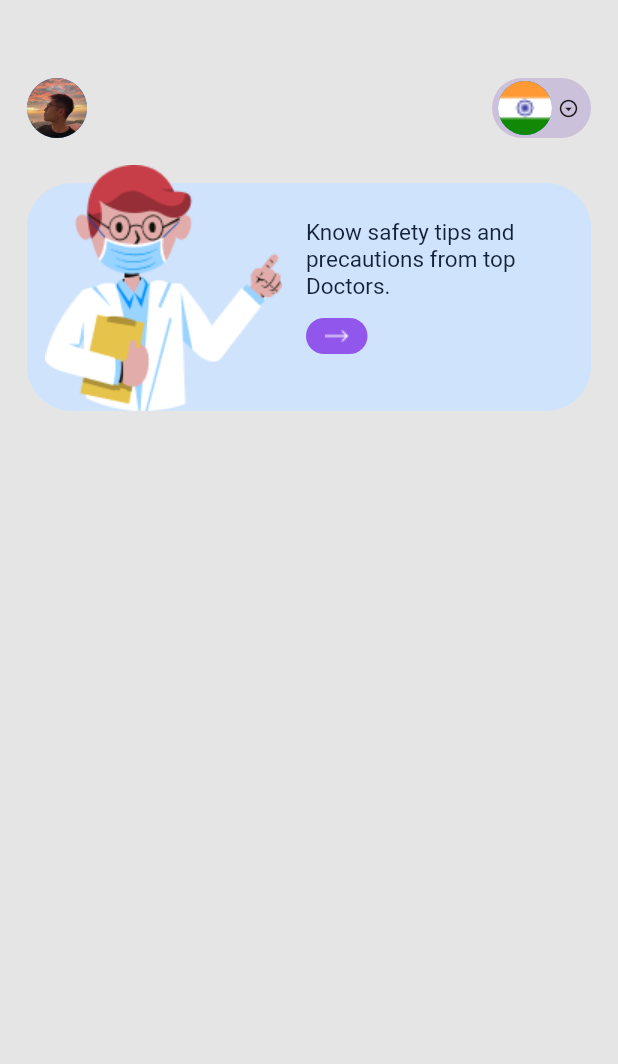
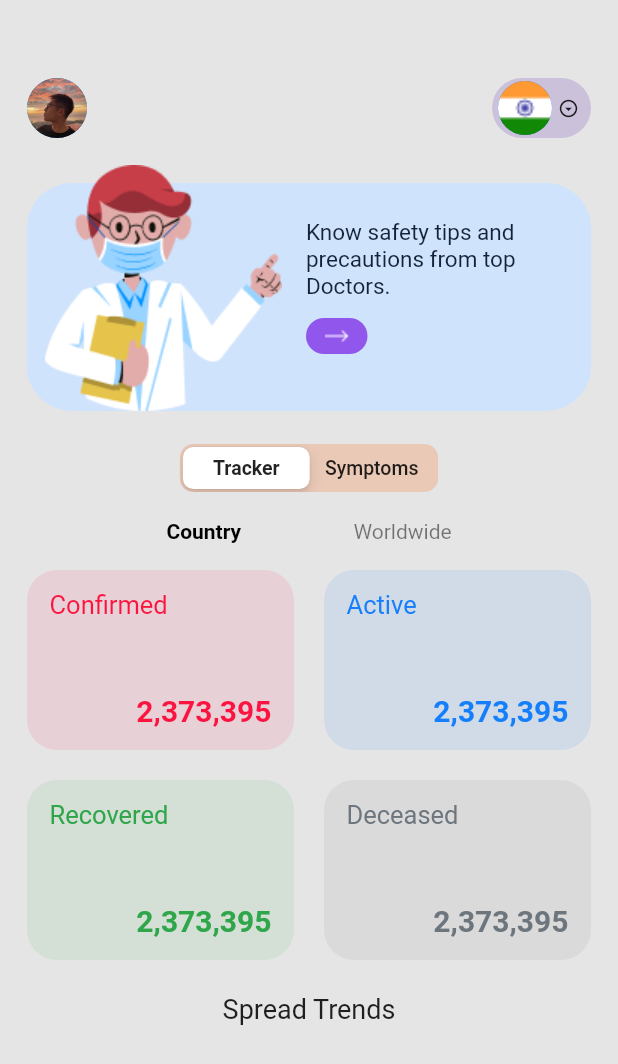
Before and after one commit to hoangatuan/PCCovid_Flutter, a Flutter app: the HomeScreen screen opened directly, on a phone screen of 412 x 824 dp. Shown: the top 1064 px of the screen. Run offline on Flutter 3.47's test engine with Material 2 defaults, Android fonts, the phone set to English and light mode, and no system bars; our stand-ins replace hexcolor.

Commit message:
Create statistic view

```diff
--- a/lib/constants.dart
+++ b/lib/constants.dart
@@ -6,3 +6,8 @@ Color colorE5E5E5 = HexColor("#E5E5E5");
 Color colorCFE3FC = HexColor("#CFE3FC");
 Color color142237 = HexColor("#142237");
 Color color9156EC = HexColor("#9156EC");
+Color colorF49E6F = HexColor("#F49E6F");
+Color colorFC1441 = HexColor("#FC1441");
+Color color157FFB = HexColor("#157FFB");
+Color color30A64A = HexColor("#30A64A");
+Color color6D757D = HexColor("#6D757D");
--- /dev/null
+++ b/lib/screens/home/components/home_main_segment_control.dart
@@ -0,0 +1,33 @@
+import 'package:flutter/cupertino.dart';
+import 'package:flutter/material.dart';
+
+import '../../../constants.dart';
+
+class HomeMainSegment extends StatefulWidget {
+  const HomeMainSegment({Key? key}) : super(key: key);
+
+  @override
+  _HomeMainSegmentState createState() => _HomeMainSegmentState();
+}
+
+class _HomeMainSegmentState extends State<HomeMainSegment> {
+  int value = 0;
+  final Map<int, Widget> myTabs = const <int, Widget>{
+    0: Text("Tracker"),
+    1: Text("Symptoms")
+  };
+
+  @override
+  Widget build(BuildContext context) {
+    return CupertinoSlidingSegmentedControl(
+      onValueChanged: (int? index) {
+        setState(() {
+          value = index!;
+        });
+      },
+      children: myTabs,
+      groupValue: value,
+      backgroundColor: colorF49E6F.withAlpha(100),
+    );
+  }
+}
--- /dev/null
+++ b/lib/screens/home/components/range_selection_view.dart
@@ -0,0 +1,63 @@
+import 'package:flutter/material.dart';
+
+enum TrackerRange { country, worldwide }
+
+class RangeSlectionView extends StatefulWidget {
+  final void Function(TrackerRange) onChangeRange;
+  const RangeSlectionView({Key? key, required this.onChangeRange})
+      : super(key: key);
+
+  @override
+  _RangeSlectionViewState createState() => _RangeSlectionViewState();
+}
+
+class _RangeSlectionViewState extends State<RangeSlectionView> {
+  int selectedIndex = 0;
+  final _selectedTextColor = Colors.black;
+  final _unselectedTextColor = Colors.black.withOpacity(0.5);
+  final _selectedFontWeight = FontWeight.bold;
+  final _unselectedFontWeight = FontWeight.normal;
+
+  @override
+  Widget build(BuildContext context) {
+    return Container(
+      padding: const EdgeInsets.fromLTRB(36, 18, 36, 18),
+      child: Row(
+        children: [
+          const Spacer(),
+          buildRangeView(0, TrackerRange.country),
+          const Spacer(),
+          buildRangeView(1, TrackerRange.worldwide),
+          const Spacer(),
+        ],
+      ),
+    );
+  }
+
+  GestureDetector buildRangeView(int index, TrackerRange range) {
+    bool isSelected = selectedIndex == index;
+    String title = getTitle(range);
+    return GestureDetector(
+      onTap: () {
+        setState(() {
+          selectedIndex = index;
+        });
+        widget.onChangeRange(range);
+      },
+      child: Text(title,
+          style: TextStyle(
+              color: isSelected ? _selectedTextColor : _unselectedTextColor,
+              fontWeight:
+                  isSelected ? _selectedFontWeight : _unselectedFontWeight)),
+    );
+  }
+
+  String getTitle(TrackerRange range) {
+    switch (range) {
+      case TrackerRange.country:
+        return "Country";
+      case TrackerRange.worldwide:
+        return "Worldwide";
+    }
+  }
+}
--- /dev/null
+++ b/lib/screens/home/components/statistic_view.dart
@@ -0,0 +1,81 @@
+import 'package:flutter/material.dart';
+import 'package:pccovid/constants.dart';
+
+enum StatisticType { confirmed, active, recovered, deceased }
+
+class StatisticDisplayConfig {
+  String title;
+  Color textColor;
+
+  StatisticDisplayConfig(this.title, this.textColor);
+}
+
+class StatisticView extends StatelessWidget {
+  const StatisticView({Key? key}) : super(key: key);
+
+  @override
+  Widget build(BuildContext context) {
+    Size size = MediaQuery.of(context).size;
+
+    return SizedBox(
+      height: 282,
+      child: GridView.builder(
+          primary: false,
+          shrinkWrap: true,
+          padding: const EdgeInsets.only(left: 18, right: 18),
+          gridDelegate: SliverGridDelegateWithFixedCrossAxisCount(
+              crossAxisSpacing: 20,
+              mainAxisSpacing: 20,
+              crossAxisCount: 2,
+              childAspectRatio: (size.width - 56) / 240),
+          itemCount: StatisticType.values.length,
+          itemBuilder: (context, index) {
+            return buildStatisticItem(index);
+          }),
+    );
+  }
+
+  Container buildStatisticItem(int index) {
+    StatisticType type = StatisticType.values[index];
+    StatisticDisplayConfig config = generateDisplayConfig(type);
+
+    return Container(
+        decoration: BoxDecoration(
+            borderRadius: const BorderRadius.all(Radius.circular(20)),
+            color: config.textColor.withAlpha(24)),
+        child: Stack(
+          children: [
+            Positioned(
+                child: Text(
+                  config.title,
+                  style: TextStyle(color: config.textColor, fontSize: 17),
+                ),
+                top: 13,
+                left: 15),
+            Positioned(
+                child: Text(
+                  "2,373,395",
+                  style: TextStyle(
+                      color: config.textColor,
+                      fontWeight: FontWeight.bold,
+                      fontSize: 20),
+                ),
+                bottom: 15,
+                right: 15)
+          ],
+        ));
+  }
+
+  StatisticDisplayConfig generateDisplayConfig(StatisticType type) {
+    switch (type) {
+      case StatisticType.confirmed:
+        return StatisticDisplayConfig("Confirmed", colorFC1441);
+      case StatisticType.active:
+        return StatisticDisplayConfig("Active", color157FFB);
+      case StatisticType.recovered:
+        return StatisticDisplayConfig("Recovered", color30A64A);
+      case StatisticType.deceased:
+        return StatisticDisplayConfig("Deceased", color6D757D);
+    }
+  }
+}
--- a/lib/screens/home/home_screen.dart
+++ b/lib/screens/home/home_screen.dart
@@ -3,7 +3,10 @@ import 'package:flutter/material.dart';
 import 'package:pccovid/constants.dart';
 
 import 'components/home_header_view.dart';
+import 'components/home_main_segment_control.dart';
 import 'components/precautions_guide_view.dart';
+import 'components/range_selection_view.dart';
+import 'components/statistic_view.dart';
 
 class HomeScreen extends StatelessWidget {
   const HomeScreen({Key? key}) : super(key: key);
@@ -19,6 +22,10 @@ class HomeScreen extends StatelessWidget {
           children: [
             const HomeHeaderView(),
             PrecautionsGuideView(onPress: () {}),
+            const HomeMainSegment(),
+            RangeSlectionView(onChangeRange: (range) {}),
+            const StatisticView(),
+            const Text("Spread Trends", style: TextStyle(fontSize: 18)),
           ],
         ),
       ),
```
